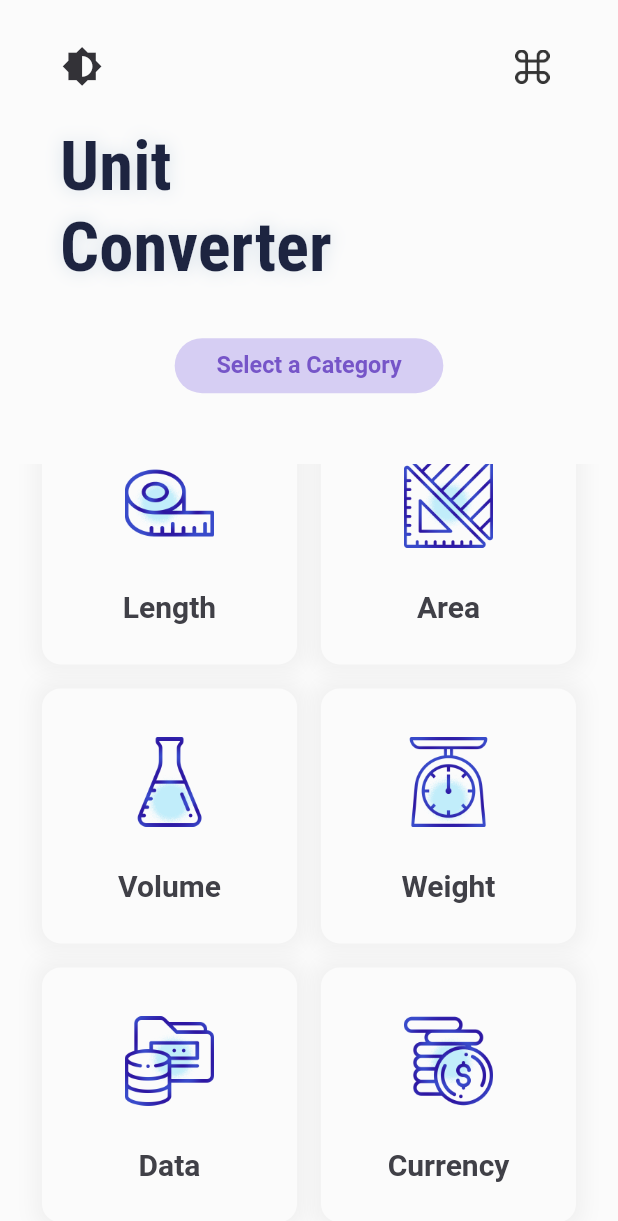
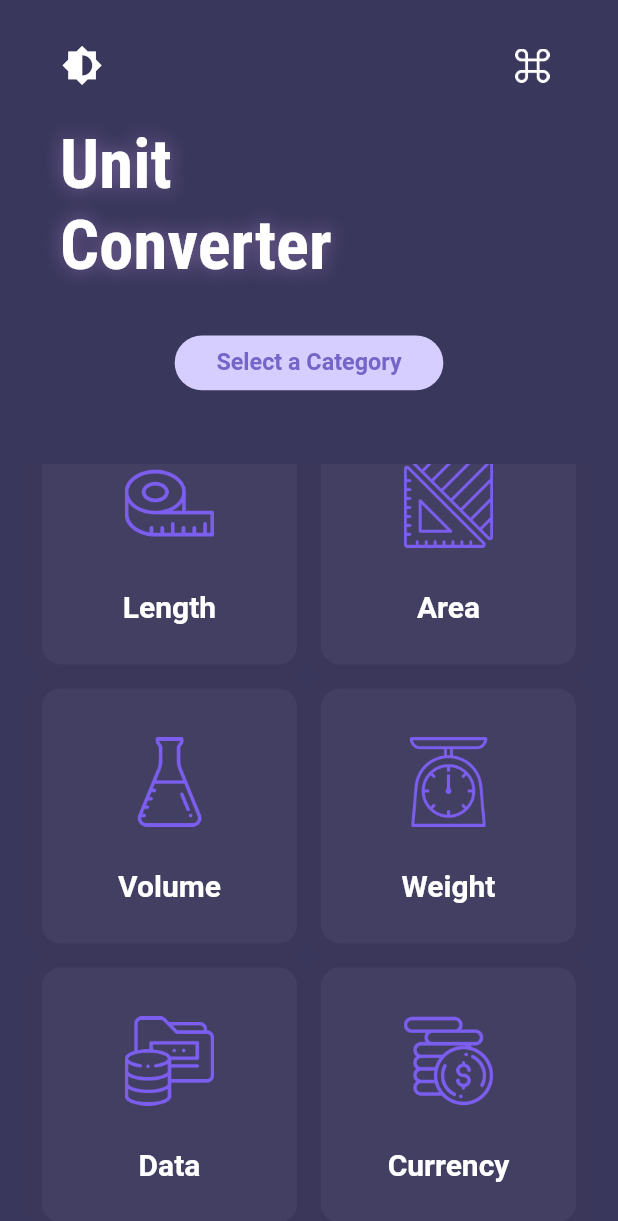
Before and after one commit to bharat-1809/Unito, a Flutter app: the screen it shows after launch, scrolled down 45 dp, after a tap on the "brightness medium" icon, on a phone screen of 412 x 824 dp. Shown: the top 1221 px of the screen. Run offline on Flutter 3.47's test engine with Material 2 defaults, Android fonts, the phone set to English and light mode, and no system bars; our stand-ins replace device_preview.

Commit message:
Added DarkTheme Functionality

```diff
--- /dev/null
+++ b/unit_converter_app/lib/app.dart
@@ -0,0 +1,23 @@
+import 'package:flutter/material.dart';
+import 'package:unitconverterapp/screens/category_screen.dart';
+import 'theme/themes.dart';
+import 'package:provider/provider.dart';
+import 'theme/themeChanger.dart';
+
+class Home extends StatelessWidget {
+  @override
+  Widget build(BuildContext context) {
+    final theme = Provider.of<ThemeChanger>(context);
+    // AppTheme appTheme = AppTheme(context: context);
+    // theme.defaultTheme(appTheme.lightTheme());
+    // theme.themeData = appTheme.lightTheme();
+    return MaterialApp(
+      // locale: DevicePreview.of(context).locale,
+      // builder: DevicePreview.appBuilder,
+      debugShowCheckedModeBanner: false,
+      theme: theme.themeData,
+      title: 'Unit Converter',
+      home: CategoryScreen(),
+    );
+  }
+}
--- a/unit_converter_app/lib/main.dart
+++ b/unit_converter_app/lib/main.dart
@@ -1,12 +1,13 @@
 import 'package:flutter/material.dart';
-import 'package:unitconverterapp/screens/category_screen.dart';
+import 'package:provider/provider.dart';
+import 'package:unitconverterapp/app.dart';
 import 'package:device_preview/device_preview.dart';
-import 'package:unitconverterapp/theme/themes.dart';
+import 'package:unitconverterapp/theme/themeChanger.dart';
 
 void main() => runApp(
       UnitConverterApp(),
       // DevicePreview(
-      // builder: (context) => UnitConverterApp(),
+      //   builder: (context) => UnitConverterApp(),
       // ),
     );
 
@@ -15,20 +16,9 @@ void main() => runApp(
 class UnitConverterApp extends StatelessWidget {
   @override
   Widget build(BuildContext context) {
-    AppTheme appTheme = AppTheme(context: context);
-
-    return MaterialApp(
-      // locale: DevicePreview.of(context).locale,
-      // builder: DevicePreview.appBuilder,
-      debugShowCheckedModeBanner: false,
-
-      /// DARK THEME
-      darkTheme: appTheme.darkTheme(),
-
-      /// LIGHT THEME
-      theme: appTheme.lightTheme(),
-      title: 'Unit Converter',
-      home: CategoryScreen(),
+    return ChangeNotifierProvider(
+      create: (context) => ThemeChanger(),
+      child: Home(),
     );
   }
 }
--- a/unit_converter_app/lib/screens/category_screen.dart
+++ b/unit_converter_app/lib/screens/category_screen.dart
@@ -2,6 +2,9 @@ import 'package:flutter/material.dart';
 import 'package:flutter/rendering.dart';
 import 'package:unitconverterapp/component/category.dart';
 import 'package:unitconverterapp/component/category_tile.dart';
+import 'package:unitconverterapp/theme/themeChanger.dart';
+import 'package:provider/provider.dart';
+import 'package:unitconverterapp/theme/themes.dart';
 
 /// Builds the main screen.
 /// Containing the title, buttons and GridView
@@ -62,12 +65,15 @@ class _CategoryScreenState extends State<CategoryScreen> {
   Widget build(BuildContext context) {
     final width = MediaQuery.of(context).size.width;
     final height = MediaQuery.of(context).size.height;
+    final theme = Provider.of<ThemeChanger>(context);
+    AppTheme appTheme = AppTheme();
+    bool isDarkTheme = Theme.of(context).brightness == Brightness.dark;
 
     ///
     /// Builds Portrait View
     ///
     Widget _buildPortraitView() {
-      if (Theme.of(context).brightness == Brightness.light) {
+      if (!isDarkTheme) {
         setState(() {
           for (var a = 0; a < _categories.length; ++a) {
             _categories[a].iconLocation = _iconLocationLight[a];
@@ -92,7 +98,7 @@ class _CategoryScreenState extends State<CategoryScreen> {
 
     /// Returns the Menu Icon based on the theme
     Widget getIcon() {
-      if (Theme.of(context).brightness != Brightness.dark) {
+      if (!isDarkTheme) {
         return Image.asset(
           'assets/icons/menuB.png',
           height: 0.02779542566709021689 * height,
@@ -115,7 +121,7 @@ class _CategoryScreenState extends State<CategoryScreen> {
         mainAxisAlignment: MainAxisAlignment.start,
         children: <Widget>[
           /// Spacer
-          SizedBox(height: 0.02491359593392630365 * height),
+          SizedBox(height: 0.02401359593392630365 * height),
 
           /// Top Icon Row
           Row(
@@ -126,7 +132,14 @@ class _CategoryScreenState extends State<CategoryScreen> {
 
               /// Theme toggle icon
               IconButton(
-                onPressed: () {},
+                onPressed: () {
+                  print("Theme change toogled");
+                  if (!isDarkTheme) {
+                    theme.themeData = appTheme.darkTheme();
+                  } else {
+                    theme.themeData = appTheme.lightTheme();
+                  }
+                },
                 padding: EdgeInsets.all(0.0),
                 highlightColor: Colors.transparent,
                 splashColor: Colors.transparent,
@@ -152,7 +165,7 @@ class _CategoryScreenState extends State<CategoryScreen> {
           ),
 
           /// Spacer
-          SizedBox(height: 0.01991359593392630365 * height),
+          SizedBox(height: 0.01901359593392630365 * height),
 
           /// Heading Container
           Row(
@@ -181,7 +194,7 @@ class _CategoryScreenState extends State<CategoryScreen> {
           ),
 
           /// Spacer
-          SizedBox(height: 0.03951359593392630365 * height),
+          SizedBox(height: 0.03901359593392630365 * height),
 
           /// Container for sub-heading
           Container(
--- a/unit_converter_app/lib/screens/unit_screen.dart
+++ b/unit_converter_app/lib/screens/unit_screen.dart
@@ -1,7 +1,5 @@
 import 'package:flutter/material.dart';
 
-// TODO: Change colors to theme colors
-// TODO: Change fonts to theme fonts
 /// Unit Converter Page.
 /// Builds the Unit Converter Page
 class UnitConverter extends StatefulWidget {
@@ -144,7 +142,10 @@ class _UnitConverterState extends State<UnitConverter> {
             width: height,
             decoration: BoxDecoration(
               gradient: LinearGradient(
-                colors: [Theme.of(context).focusColor, Theme.of(context).hintColor],
+                colors: [
+                  Theme.of(context).focusColor,
+                  Theme.of(context).hintColor
+                ],
                 begin: Alignment(0.8, 1.5),
                 end: Alignment.topLeft,
               ),
@@ -161,10 +162,10 @@ class _UnitConverterState extends State<UnitConverter> {
         decoration: BoxDecoration(
           gradient: LinearGradient(
             colors: [
-              Color(0xff5035e4),
-              Color(0xff9a6dfc),
-              Color(0xff5035e4),
-              Color(0xff9a6dfc),
+              Theme.of(context).focusColor.withAlpha(255),
+              Theme.of(context).hintColor.withAlpha(255),
+              Theme.of(context).focusColor.withAlpha(255),
+              Theme.of(context).hintColor.withAlpha(255),
             ],
             begin: Alignment.topRight,
             end: Alignment.bottomLeft,
--- a/unit_converter_app/lib/theme/themeChanger.dart
+++ b/unit_converter_app/lib/theme/themeChanger.dart
@@ -1,24 +1,19 @@
 import 'package:flutter/material.dart';
-
+import 'package:unitconverterapp/theme/themes.dart';
+AppTheme appTheme = AppTheme();
 /// Changes the theme of the app
 class ThemeChanger with ChangeNotifier {
-  /// Theme data
-  ThemeData _themeData;
 
-  ThemeChanger(this._themeData);
+  ThemeData _themeData = appTheme.lightTheme();
 
-  /// Gets the current theme
-  getTheme() => _themeData;
+  ThemeData get themeData => _themeData;
 
-  /// Sets the theme
-  setTheme(ThemeData theme) {
-    _themeData = theme;
+  defaultTheme(ThemeData value) {
+    _themeData = value;
   }
 
-  /// Notifies listeners
-  @override
-  void notifyListeners() {
-    // TODO: implement notifyListeners
-    super.notifyListeners();
+  set themeData(ThemeData newValue) {
+    _themeData = newValue;
+    notifyListeners();
   }
 }
--- a/unit_converter_app/lib/theme/themes.dart
+++ b/unit_converter_app/lib/theme/themes.dart
@@ -2,15 +2,11 @@ import 'package:flutter/material.dart';
 
 /// Sets theme of the app
 class AppTheme {
-  BuildContext context;
-
-  AppTheme({
-    @required this.context,
-  });
+  AppTheme();
 
   /// Sets the Dark Theme
   ThemeData darkTheme() {
-    return Theme.of(context).copyWith(
+    return ThemeData.dark().copyWith(
       brightness: Brightness.dark,
 
       /// Color for the Category tile
@@ -18,7 +14,7 @@ class AppTheme {
 
       /// Background Color of the category screen
       backgroundColor: Color(0xff3a375c),
-      primaryColor: Color.fromARGB(245, 40, 37, 90),
+      primaryColor: Color.fromARGB(255, 40, 37, 90),
       canvasColor: Color(0xff3a376c),
 
       /// Background color of sub-heading in category screen
@@ -39,7 +35,7 @@ class AppTheme {
       /// [Gradient Color 2] for the background UI of UnitConverter Screen
       hintColor: Color.fromARGB(100, 154, 109, 252),
 
-      textTheme: Theme.of(context).textTheme.copyWith(
+      textTheme: ThemeData.dark().textTheme.copyWith(
             /// Theme for UNIT CONVERTER text
             headline: TextStyle(
               fontFamily: 'Roboto_Con',
@@ -92,7 +88,7 @@ class AppTheme {
 
   /// Sets the Light Theme
   ThemeData lightTheme() {
-    return Theme.of(context).copyWith(
+    return ThemeData.light().copyWith(
       brightness: Brightness.light,
 
       /// Background Color of category screen
@@ -123,7 +119,7 @@ class AppTheme {
       /// [Gradient Color 2] for the background UI of UnitConverter Screen
       hintColor: Color(0xff9a6dfc),
 
-      textTheme: Theme.of(context).textTheme.copyWith(
+      textTheme: ThemeData.light().textTheme.copyWith(
             /// Theme for UNIT CONVERTER text
             headline: TextStyle(
               fontFamily: 'Roboto_Con',
--- a/unit_converter_app/pubspec.yaml
+++ b/unit_converter_app/pubspec.yaml
@@ -12,6 +12,7 @@ dependencies:
 
   cupertino_icons: ^0.1.2
   device_preview: ^0.4.4
+  provider: ^4.0.5+1
 
 
 dev_dependencies:
```
Also changed, not shown: unit_converter_app/pubspec.lock.
